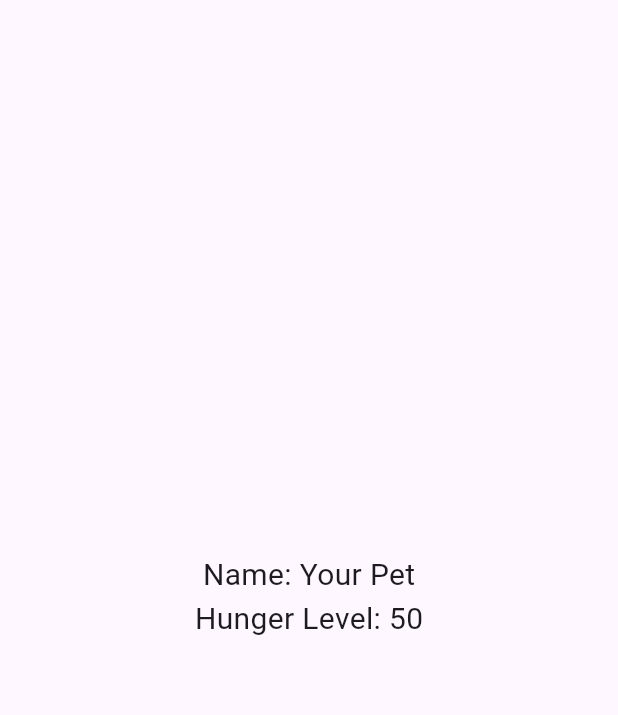
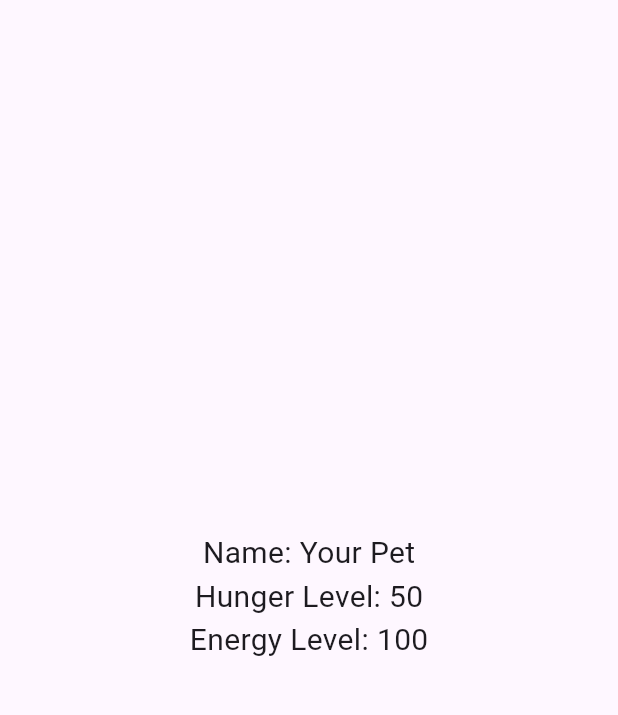
Before and after one commit to sricharan8462/digipet_act5, a Flutter app: the screen it shows after launch, on a phone screen of 412 x 824 dp, the part 63-778 px from its top. Run offline on Flutter 3.47's test engine with Material 3 defaults, Android fonts, the phone set to English and light mode, and no system bars.

Commit message:
Implemented rest timer to increase energy level over time

```diff
--- a/lib/main.dart
+++ b/lib/main.dart
@@ -15,7 +15,9 @@ class DigitalPetApp extends StatefulWidget {
 class _DigitalPetAppState extends State<DigitalPetApp> {
   String petName = "Your Pet";
   int hungerLevel = 50;
+  int energyLevel = 100;
   Timer? hungerTimer;
+  Timer? restTimer;
 
   @override
   void initState() {
@@ -31,6 +33,15 @@ class _DigitalPetAppState extends State<DigitalPetApp> {
     });
   }
 
+  void startRestTimer() {
+    restTimer?.cancel();
+    restTimer = Timer.periodic(Duration(seconds: 30), (timer) {
+      setState(() {
+        energyLevel = (energyLevel + 5).clamp(0, 100);
+      });
+    });
+  }
+
   @override
   Widget build(BuildContext context) {
     return Scaffold(
@@ -42,11 +53,18 @@ class _DigitalPetAppState extends State<DigitalPetApp> {
           mainAxisAlignment: MainAxisAlignment.center,
           children: <Widget>[
             Text('Name: $petName', style: TextStyle(fontSize: 20.0)),
-            Text('Hunger Level: $hungerLevel',
-                style: TextStyle(fontSize: 20.0)),
+            Text('Hunger Level: $hungerLevel', style: TextStyle(fontSize: 20.0)),
+            Text('Energy Level: $energyLevel', style: TextStyle(fontSize: 20.0)),
           ],
         ),
       ),
     );
   }
+
+  @override
+  void dispose() {
+    hungerTimer?.cancel();
+    restTimer?.cancel();
+    super.dispose();
+  }
 }
```
